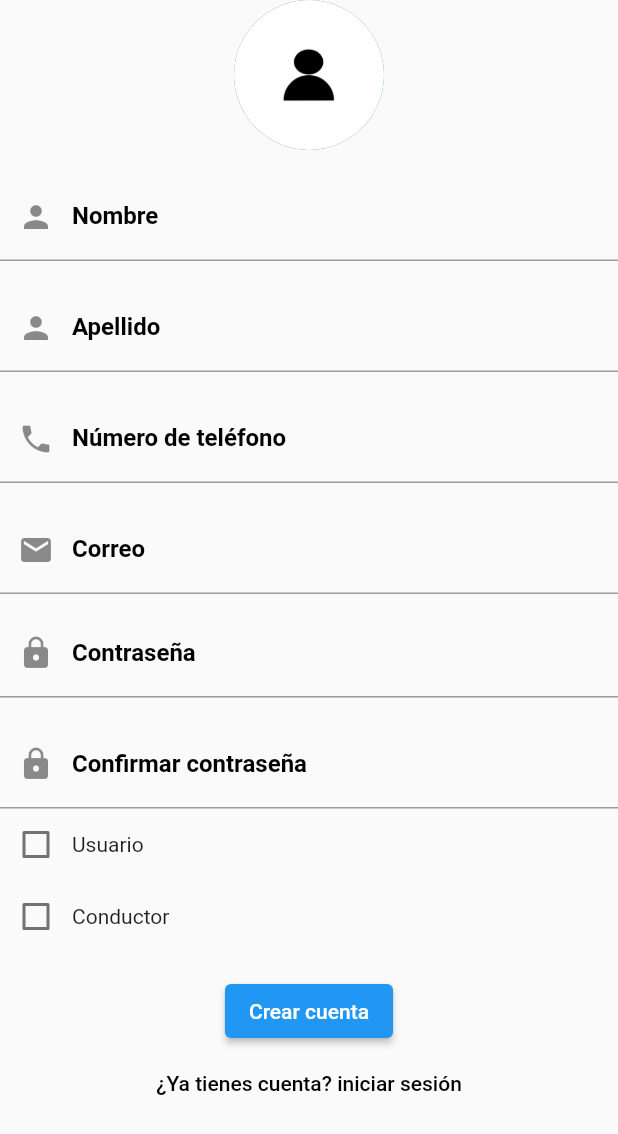
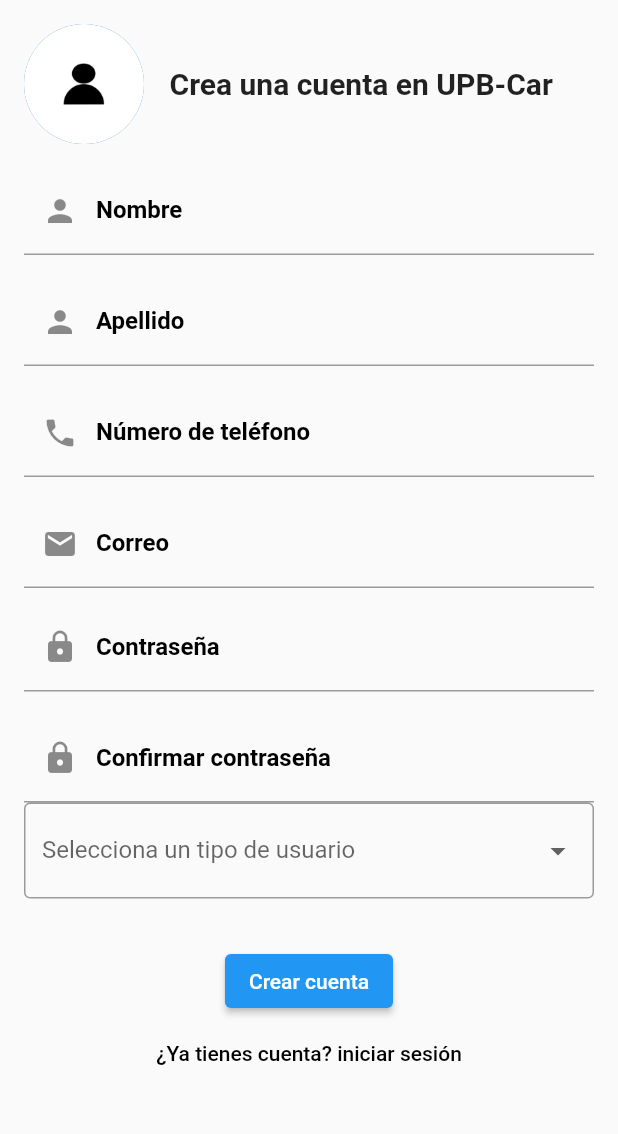
Before and after one commit to Jean-Parra/proyecto-integrador-3, a Flutter app: the SignupPage screen opened directly, on a phone screen of 412 x 824 dp. Shown: the top 1134 px of the screen. Run offline on Flutter 3.47's test engine with Material 2 defaults, Android fonts, the phone set to English and light mode, and no system bars; our stand-ins replace geolocator, get, google_maps_flutter, shared_preferences; missing offline and left inert: flutter_polyline_points, mailer; accounts and stored records are empty.

Commit message:
Fixed design
- Logo
- Cambio de forma de seleccionar el tipo de usuario
- Ortografía
- Si, se que es una pendejada pero xd

```diff
--- a/frontend/lib/signup_form.dart
+++ b/frontend/lib/signup_form.dart
@@ -24,6 +24,8 @@ class _SignupPageState extends State<SignupPage> {
   TextEditingController? _email;
   TextEditingController? _usuario;
   TextEditingController? _role;
+  String? _selectedRole;
+
   bool _isCheckedusuario = false;
   bool _isCheckedconductor = false;
   TextEditingController? _password;
@@ -39,15 +41,35 @@ class _SignupPageState extends State<SignupPage> {
   Widget build(BuildContext context) {
     return Scaffold(
       resizeToAvoidBottomInset: false,
-      body: SingleChildScrollView(
+      body: Container(
+        padding: const EdgeInsets.all(
+            16.0), // Aquí se establece el padding del Container
+        child: SingleChildScrollView(
           child: Form(
             key: _formKey,
             child: Column(
               mainAxisAlignment: MainAxisAlignment.center,
               children: <Widget>[
-              const CircleAvatar(
-                radius: 50,
+                Row(
+                  mainAxisAlignment: MainAxisAlignment.center,
+                  children: const [
+                    CircleAvatar(
+                      radius: 40,
                       backgroundImage: AssetImage('assets/profile.jpg'),
+                    ),
+                    Expanded(
+                      child: Padding(
+                        padding: EdgeInsets.only(left: 17.0),
+                        child: Text(
+                          'Crea una cuenta en UPB-Car',
+                          style: TextStyle(
+                            fontWeight: FontWeight.bold,
+                            fontSize: 20.0,
+                          ),
+                        ),
+                      ),
+                    ),
+                  ],
                 ),
                 const SizedBox(
                   height: 15,
@@ -201,40 +223,39 @@ class _SignupPageState extends State<SignupPage> {
                 ),
                 Column(
                   children: [
-                  Row(
-                    children: [
-                      Checkbox(
-                        value: _isCheckedusuario,
-                        onChanged: (value) {
+                    DropdownButtonFormField<String>(
+                      decoration: InputDecoration(
+                        border: OutlineInputBorder(),
+                        labelText: 'Selecciona un tipo de usuario',
+                      ),
+                      value: _selectedRole,
+                      onChanged: (String? newValue) {
                         setState(() {
-                            _isCheckedusuario = value!;
-                            if (_isCheckedusuario == true) {
+                          _selectedRole = newValue!;
+                          if (_selectedRole == "Pasajero") {
+                            _isCheckedusuario = true;
+                            _isCheckedconductor = false;
                             _data["role"] = "usuario";
+                          } else if (_selectedRole == "Conductor") {
+                            _isCheckedusuario = false;
+                            _isCheckedconductor = true;
+                            _data["role"] = "conductor";
+                          } else {
+                            _isCheckedusuario = false;
                             _isCheckedconductor = false;
+                            _data["role"] = null;
                           }
                         });
                       },
+                      items: <String>['', 'Pasajero', 'Conductor']
+                          .map<DropdownMenuItem<String>>((String value) {
+                        return DropdownMenuItem<String>(
+                          value: value,
+                          child: Text(value),
+                        );
+                      }).toList(),
                     ),
-                      const Text("Usuario"),
-                    ],
-                  ),
-                  Row(
-                    children: [
-                      Checkbox(
-                        value: _isCheckedconductor,
-                        onChanged: (value) {
-                          setState(() {
-                            _isCheckedconductor = value!;
-                            if (_isCheckedconductor == true) {
-                              _data["role"] = "conductor";
-                              _isCheckedusuario = false;
-                            }
-                          });
-                        },
-                      ),
-                      const Text("Conductor"),
-                    ],
-                  )
+                    SizedBox(height: 16),
                   ],
                 ),
                 const SizedBox(
@@ -269,6 +290,7 @@ class _SignupPageState extends State<SignupPage> {
             ),
           ),
         ),
+      ),
     );
   }
 
--- a/frontend/lib/usuarios/usuario.dart
+++ b/frontend/lib/usuarios/usuario.dart
@@ -231,7 +231,7 @@ class _UsuarioPageState extends State<UsuarioPage> {
                                 mainAxisSize: MainAxisSize.min,
                                 children: [
                                   RadioListTile(
-                                    title: const Row(
+                                    title: Row(
                                       children: [
                                         Icon(Icons.money),
                                         SizedBox(width: 10),
@@ -247,7 +247,7 @@ class _UsuarioPageState extends State<UsuarioPage> {
                                     },
                                   ),
                                   RadioListTile(
-                                    title: const Row(
+                                    title: Row(
                                       children: [
                                         Icon(Icons.credit_card),
                                         SizedBox(width: 10),
```
Lines whose indentation alone changed are shown as unchanged.
